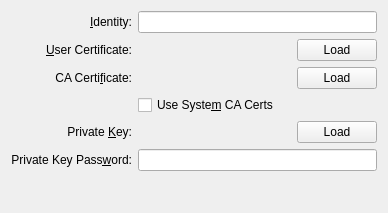
Old version of the form libs/ui/security/eapmethodtlsbase.ui in the repository KDE/networkmanagement.
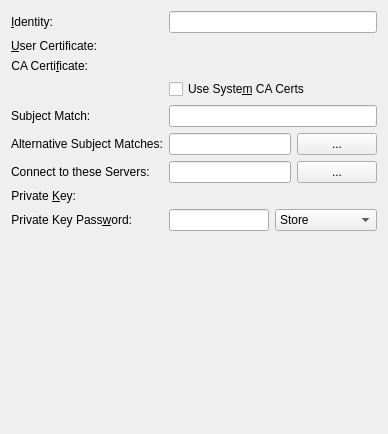
New version of the form. Custom widgets are drawn as their Qt base class.

Diff of the .ui file:
```diff
--- a/libs/ui/security/eapmethodtlsbase.ui
+++ b/libs/ui/security/eapmethodtlsbase.ui
@@ -7,12 +7,12 @@
     <x>0</x>
     <y>0</y>
     <width>388</width>
-    <height>213</height>
+    <height>434</height>
    </rect>
   </property>
   <layout class="QVBoxLayout" name="verticalLayout">
    <item>
-    <layout class="QGridLayout" name="gridLayout">
+    <layout class="QFormLayout" name="formLayout">
      <item row="0" column="0">
       <widget class="QLabel" name="label">
        <property name="text">
@@ -38,10 +38,13 @@
         <set>Qt::AlignRight|Qt::AlignTrailing|Qt::AlignVCenter</set>
        </property>
        <property name="buddy">
-        <cstring>clientCertLoad</cstring>
+        <cstring>kurClientCert</cstring>
        </property>
       </widget>
      </item>
+     <item row="1" column="1">
+      <widget class="KUrlRequester" name="kurClientCert"/>
+     </item>
      <item row="2" column="0">
       <widget class="QLabel" name="label_3">
        <property name="text">
@@ -51,11 +54,21 @@
         <set>Qt::AlignRight|Qt::AlignTrailing|Qt::AlignVCenter</set>
        </property>
        <property name="buddy">
-        <cstring>caCertLoad</cstring>
+        <cstring>kurCaCert</cstring>
        </property>
       </widget>
      </item>
-     <item row="4" column="0">
+     <item row="2" column="1">
+      <widget class="KUrlRequester" name="kurCaCert"/>
+     </item>
+     <item row="3" column="1">
+      <widget class="QCheckBox" name="chkUseSystemCaCerts">
+       <property name="text">
+        <string>Use Syste&amp;m CA Certs</string>
+       </property>
+      </widget>
+     </item>
+     <item row="7" column="0">
       <widget class="QLabel" name="label_4">
        <property name="text">
         <string>Private &amp;Key:</string>
@@ -64,11 +77,14 @@
         <set>Qt::AlignRight|Qt::AlignTrailing|Qt::AlignVCenter</set>
        </property>
        <property name="buddy">
-        <cstring>privateKeyLoad</cstring>
+        <cstring>kurPrivateKey</cstring>
        </property>
       </widget>
      </item>
-     <item row="5" column="0">
+     <item row="7" column="1">
+      <widget class="KUrlRequester" name="kurPrivateKey"/>
+     </item>
+     <item row="8" column="0">
       <widget class="QLabel" name="label_5">
        <property name="text">
         <string>Private Key Pass&amp;word:</string>
@@ -81,135 +97,95 @@
        </property>
       </widget>
      </item>
-     <item row="5" column="1">
-      <widget class="KLineEdit" name="lePrivateKeyPassword">
-       <property name="passwordMode">
-        <bool>true</bool>
-       </property>
-      </widget>
-     </item>
-     <item row="3" column="1">
-      <widget class="QCheckBox" name="chkUseSystemCaCerts">
-       <property name="text">
-        <string>Use Syste&amp;m CA Certs</string>
-       </property>
-      </widget>
-     </item>
-     <item row="1" column="1">
+     <item row="8" column="1">
       <layout class="QHBoxLayout" name="horizontalLayout">
        <item>
-        <widget class="KLed" name="clientCertLed">
-         <property name="sizePolicy">
-          <sizepolicy hsizetype="Fixed" vsizetype="Fixed">
-           <horstretch>0</horstretch>
-           <verstretch>0</verstretch>
-          </sizepolicy>
+        <widget class="KLineEdit" name="lePrivateKeyPassword">
+         <property name="passwordMode">
+          <bool>true</bool>
          </property>
-         <property name="state">
-          <enum>KLed::Off</enum>
-         </property>
-         <property name="look">
-          <enum>KLed::Flat</enum>
-         </property>
         </widget>
        </item>
        <item>
-        <widget class="QLabel" name="clientCertLoadedLabel">
-         <property name="text">
-          <string/>
-         </property>
-        </widget>
-       </item>
-       <item>
-        <widget class="KPushButton" name="clientCertLoad">
-         <property name="sizePolicy">
-          <sizepolicy hsizetype="Fixed" vsizetype="Fixed">
-           <horstretch>0</horstretch>
-           <verstretch>0</verstretch>
-          </sizepolicy>
-         </property>
-         <property name="text">
-          <string>Load</string>
-         </property>
+        <widget class="KComboBox" name="cmbPrivateKeyPasswordStorage">
+         <item>
+          <property name="text">
+           <string>Store</string>
+          </property>
+         </item>
+         <item>
+          <property name="text">
+           <string>Always Ask</string>
+          </property>
+         </item>
+         <item>
+          <property name="text">
+           <string>Not Required</string>
+          </property>
+         </item>
         </widget>
        </item>
       </layout>
      </item>
-     <item row="2" column="1">
-      <layout class="QHBoxLayout" name="horizontalLayout_2">
-       <item>
-        <widget class="KLed" name="caCertLed">
-         <property name="sizePolicy">
-          <sizepolicy hsizetype="Fixed" vsizetype="Fixed">
-           <horstretch>0</horstretch>
-           <verstretch>0</verstretch>
-          </sizepolicy>
-         </property>
-         <property name="state">
-          <enum>KLed::Off</enum>
-         </property>
-         <property name="look">
-          <enum>KLed::Flat</enum>
-         </property>
-        </widget>
-       </item>
-       <item>
-        <widget class="QLabel" name="caCertLoadedLabel">
-         <property name="text">
-          <string/>
-         </property>
-        </widget>
-       </item>
-       <item>
-        <widget class="KPushButton" name="caCertLoad">
-         <property name="sizePolicy">
-          <sizepolicy hsizetype="Fixed" vsizetype="Fixed">
-           <horstretch>0</horstretch>
-           <verstretch>0</verstretch>
-          </sizepolicy>
-         </property>
-         <property name="text">
-          <string>Load</string>
-         </property>
-        </widget>
-       </item>
-      </layout>
+     <item row="4" column="0">
+      <widget class="QLabel" name="lblSubjectMatch">
+       <property name="text">
+        <string>Subject Match:</string>
+       </property>
+      </widget>
      </item>
      <item row="4" column="1">
+      <widget class="KLineEdit" name="leSubjectMatch">
+       <property name="toolTip">
+        <string>Only connect to servers whose certificate's subject matches this. For the syntax see the wpa_supplicant documentation.</string>
+       </property>
+      </widget>
+     </item>
+     <item row="5" column="0">
+      <widget class="QLabel" name="lblAltSubjectMatches">
+       <property name="text">
+        <string>Alternative Subject Matches:</string>
+       </property>
+      </widget>
+     </item>
+     <item row="5" column="1">
       <layout class="QHBoxLayout" name="horizontalLayout_3">
        <item>
-        <widget class="KLed" name="privateKeyLed">
-         <property name="sizePolicy">
-          <sizepolicy hsizetype="Fixed" vsizetype="Fixed">
-           <horstretch>0</horstretch>
-           <verstretch>0</verstretch>
-          </sizepolicy>
+        <widget class="QLineEdit" name="leAltSubjectMatches">
+         <property name="toolTip">
+          <string>Only connect to servers whose certificate's alternative subject contains at least one of the entries. For the syntax see the wpa_supplicant documentation. Use ',' to separate entries.</string>
          </property>
-         <property name="state">
-          <enum>KLed::Off</enum>
-         </property>
-         <property name="look">
-          <enum>KLed::Flat</enum>
-         </property>
         </widget>
        </item>
        <item>
-        <widget class="QLabel" name="privateKeyLoadedLabel">
+        <widget class="KPushButton" name="altSubjectMatchesMoreBtn">
          <property name="text">
-          <string/>
+          <string>...</string>
          </property>
         </widget>
        </item>
+      </layout>
+     </item>
+     <item row="6" column="0">
+      <widget class="QLabel" name="lblConnectToTheseServers">
+       <property name="text">
+        <string>Connect to these Servers:</string>
+       </property>
+      </widget>
+     </item>
+     <item row="6" column="1">
+      <layout class="QHBoxLayout" name="horizontalLayout_4">
        <item>
-        <widget class="KPushButton" name="privateKeyLoad">
-         <property name="sizePolicy">
-          <sizepolicy hsizetype="Fixed" vsizetype="Fixed">
-           <horstretch>0</horstretch>
-           <verstretch>0</verstretch>
-          </sizepolicy>
+        <widget class="KLineEdit" name="leConnectToTheseServers">
+         <property name="toolTip">
+          <string>Only connect to these servers. Use ',' to separate entries.</string>
          </property>
+        </widget>
+       </item>
+       <item>
+        <widget class="KPushButton" name="connectToTheseServersMoreBtn">
          <property name="text">
-          <string>Load</string>
+          <string>...</string>
          </property>
         </widget>
        </item>
@@ -234,9 +210,9 @@
  </widget>
  <customwidgets>
   <customwidget>
-   <class>KLed</class>
-   <extends>QWidget</extends>
-   <header>kled.h</header>
+   <class>KUrlRequester</class>
+   <extends>QFrame</extends>
+   <header>kurlrequester.h</header>
   </customwidget>
   <customwidget>
    <class>KPushButton</class>
@@ -248,6 +224,11 @@
    <extends>QLineEdit</extends>
    <header>klineedit.h</header>
   </customwidget>
+  <customwidget>
+   <class>KComboBox</class>
+   <extends>QComboBox</extends>
+   <header>kcombobox.h</header>
+  </customwidget>
  </customwidgets>
  <resources/>
  <connections>
```
Left out of the diff: 10 changed lines with no effect on the pictures.
